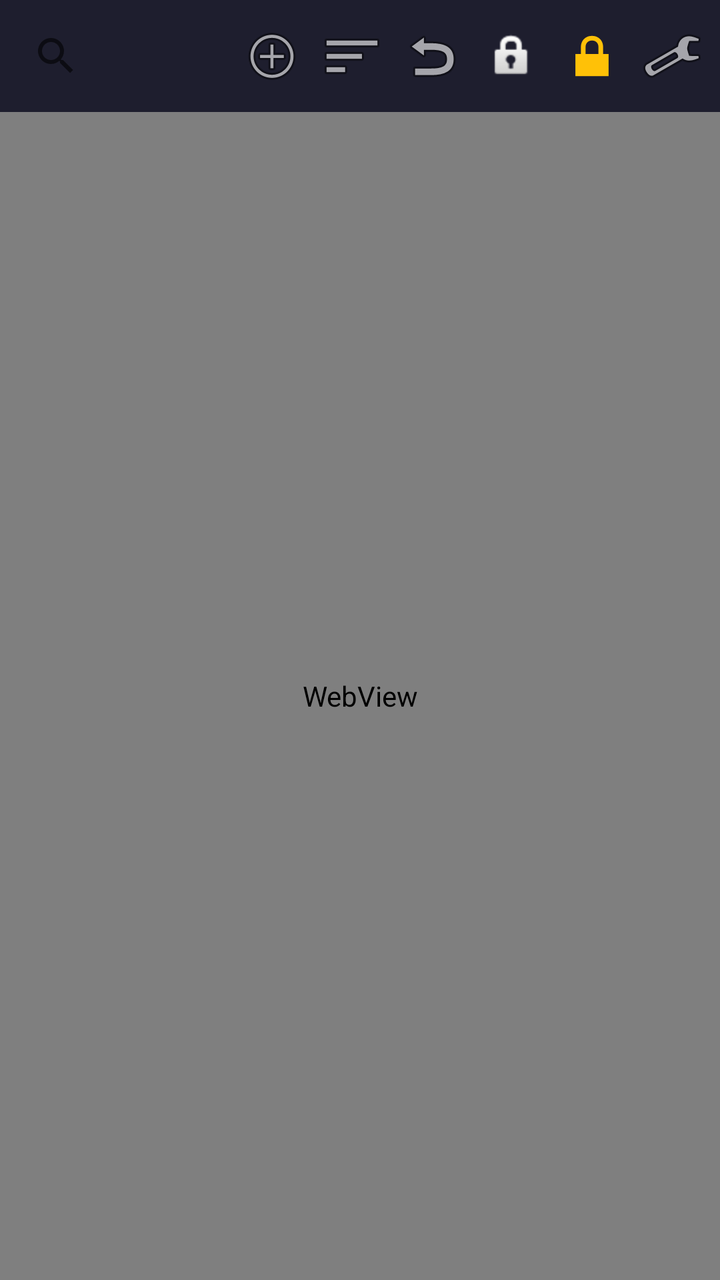
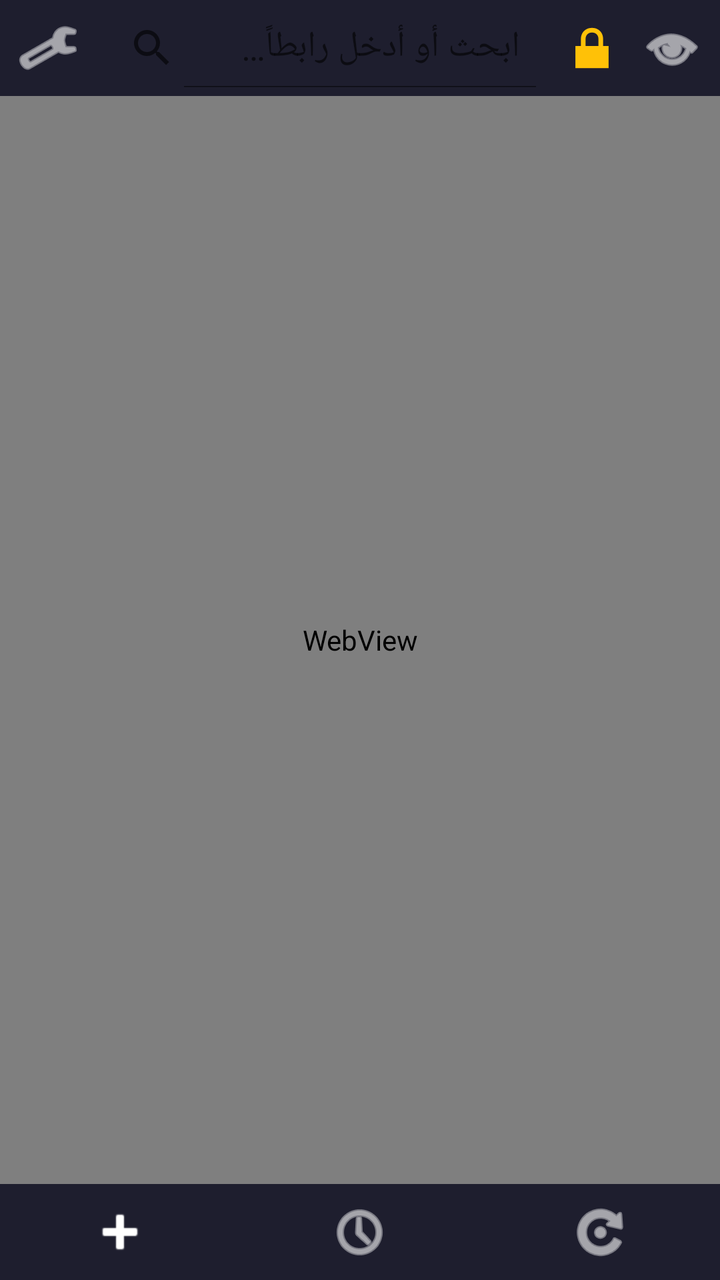

Two renders of the same Android screen: before a commit and after it. Below are the layout's source before the change and the commit's diff.
<!-- AndroidManifest.xml: application theme Theme.StarSyria -->
<!-- res/layout/activity_main.xml -->
<?xml version="1.0" encoding="utf-8"?>
<androidx.drawerlayout.widget.DrawerLayout
    xmlns:android="http://schemas.android.com/apk/res/android"
    xmlns:app="http://schemas.android.com/apk/res-auto"
    android:id="@+id/drawer_layout"
    android:layout_width="match_parent"
    android:layout_height="match_parent">

    <LinearLayout
        android:layout_width="match_parent"
        android:layout_height="match_parent"
        android:orientation="vertical">

        <LinearLayout
            android:id="@+id/toolbar_row"
            android:layout_width="match_parent"
            android:layout_height="wrap_content"
            android:orientation="horizontal"
            android:background="@color/toolbar_bg"
            android:padding="4dp"
            android:gravity="center_vertical">

            <androidx.appcompat.widget.SearchView
                android:id="@+id/search_bar"
                android:layout_width="0dp"
                android:layout_weight="1"
                android:layout_height="wrap_content"
                app:queryHint="@string/search_hint" />

            <ImageButton
                android:id="@+id/btn_new_tab"
                android:layout_width="40dp"
                android:layout_height="40dp"
                android:background="@android:color/transparent"
                android:src="@android:drawable/ic_menu_add"
                android:contentDescription="@string/new_tab" />

            <ImageButton
                android:id="@+id/btn_tabs"
                android:layout_width="40dp"
                android:layout_height="40dp"
                android:background="@android:color/transparent"
                android:src="@android:drawable/ic_menu_sort_by_size"
                android:contentDescription="@string/open_tabs" />

            <ImageButton
                android:id="@+id/btn_reopen_tab"
                android:layout_width="40dp"
                android:layout_height="40dp"
                android:background="@android:color/transparent"
                android:src="@android:drawable/ic_menu_revert"
                android:contentDescription="@string/reopen_closed_tab" />

            <ImageButton
                android:id="@+id/btn_incognito"
                android:layout_width="40dp"
                android:layout_height="40dp"
                android:background="@android:color/transparent"
                android:src="@android:drawable/ic_lock_idle_lock"
                android:contentDescription="@string/incognito_mode" />

            <ImageButton
                android:id="@+id/btn_vpn"
                android:layout_width="40dp"
                android:layout_height="40dp"
                android:background="@android:color/transparent"
                android:src="@android:drawable/ic_lock_lock"
                android:contentDescription="@string/vpn" />

            <ImageButton
                android:id="@+id/btn_settings"
                android:layout_width="40dp"
                android:layout_height="40dp"
                android:background="@android:color/transparent"
                android:src="@android:drawable/ic_menu_preferences"
                android:contentDescription="@string/settings_title" />
        </LinearLayout>

        <WebView
            android:id="@+id/webview"
            android:layout_width="match_parent"
            android:layout_height="0dp"
            android:layout_weight="1" />
    </LinearLayout>

    
    <androidx.recyclerview.widget.RecyclerView
        android:id="@+id/tabs_recycler"
        android:layout_width="280dp"
        android:layout_height="match_parent"
        android:layout_gravity="end"
        android:background="@color/drawer_bg"
        android:padding="8dp" />

</androidx.drawerlayout.widget.DrawerLayout>
<!-- resources referenced by this layout -->
<resources>
  <color name="drawer_bg">#F4F4F8</color>
  <color name="toolbar_bg">#1E1E2E</color>
  <string name="incognito_mode">التصفح الخفي</string>
  <string name="new_tab">تبويب جديد</string>
  <string name="open_tabs">التبويبات المفتوحة</string>
  <string name="reopen_closed_tab">استرجاع آخر تبويب مغلق</string>
  <string name="search_hint">ابحث أو أدخل رابطاً…</string>
  <string name="settings_title">الإعدادات</string>
  <string name="vpn">تفعيل VPN</string>
  <style name="Theme.StarSyria" parent="Theme.MaterialComponents.DayNight.NoActionBar">
          <item name="colorPrimary">@color/toolbar_bg</item>
          <item name="colorPrimaryDark">@color/toolbar_bg</item>
          <item name="colorAccent">@color/accent_star</item>
      </style>
  <color name="accent_star">#FFC107</color>
</resources>

<!-- the commit's change to res/layout/activity_main.xml (unified diff, before → after) -->
@@ -1,6 +1,5 @@
 <?xml version="1.0" encoding="utf-8"?>
-<androidx.drawerlayout.widget.DrawerLayout
-    xmlns:android="http://schemas.android.com/apk/res/android"
+<androidx.drawerlayout.widget.DrawerLayout xmlns:android="http://schemas.android.com/apk/res/android"
     xmlns:app="http://schemas.android.com/apk/res-auto"
     android:id="@+id/drawer_layout"
     android:layout_width="match_parent"
@@ -11,69 +10,48 @@
         android:layout_height="match_parent"
         android:orientation="vertical">
 
+        
         <LinearLayout
             android:id="@+id/toolbar_row"
             android:layout_width="match_parent"
             android:layout_height="wrap_content"
             android:orientation="horizontal"
-            android:background="@color/toolbar_bg"
-            android:padding="4dp"
-            android:gravity="center_vertical">
+            android:background="#1E1E2E"
+            android:gravity="center_vertical"
+            android:padding="4dp">
+
+            <ImageButton
+                android:id="@+id/btn_settings"
+                android:layout_width="40dp"
+                android:layout_height="40dp"
+                android:background="?attr/selectableItemBackgroundBorderless"
+                android:src="@android:drawable/ic_menu_preferences"
+                app:tint="#FFFFFF" />
 
             <androidx.appcompat.widget.SearchView
                 android:id="@+id/search_bar"
                 android:layout_width="0dp"
+                android:layout_height="40dp"
                 android:layout_weight="1"
-                android:layout_height="wrap_content"
-                app:queryHint="@string/search_hint" />
+                android:background="@android:color/transparent"
+                app:iconifiedByDefault="false"
+                app:queryHint="ابحث أو أدخل رابطاً…" />
 
             <ImageButton
-                android:id="@+id/btn_new_tab"
+                android:id="@+id/btn_vpn"
                 android:layout_width="40dp"
                 android:layout_height="40dp"
-                android:background="@android:color/transparent"
-                android:src="@android:drawable/ic_menu_add"
-                android:contentDescription="@string/new_tab" />
-
-            <ImageButton
-                android:id="@+id/btn_tabs"
-                android:layout_width="40dp"
-                android:layout_height="40dp"
-                android:background="@android:color/transparent"
-                android:src="@android:drawable/ic_menu_sort_by_size"
-                android:contentDescription="@string/open_tabs" />
-
-            <ImageButton
-                android:id="@+id/btn_reopen_tab"
-                android:layout_width="40dp"
-                android:layout_height="40dp"
-                android:background="@android:color/transparent"
-                android:src="@android:drawable/ic_menu_revert"
-                android:contentDescription="@string/reopen_closed_tab" />
+                android:background="?attr/selectableItemBackgroundBorderless"
+                android:src="@android:drawable/ic_lock_lock"
+                app:tint="#FFC107" />
 
             <ImageButton
                 android:id="@+id/btn_incognito"
                 android:layout_width="40dp"
                 android:layout_height="40dp"
-                android:background="@android:color/transparent"
-                android:src="@android:drawable/ic_lock_idle_lock"
-                android:contentDescription="@string/incognito_mode" />
-
-            <ImageButton
-                android:id="@+id/btn_vpn"
-                android:layout_width="40dp"
-                android:layout_height="40dp"
-                android:background="@android:color/transparent"
-                android:src="@android:drawable/ic_lock_lock"
-                android:contentDescription="@string/vpn" />
-
-            <ImageButton
-                android:id="@+id/btn_settings"
-                android:layout_width="40dp"
-                android:layout_height="40dp"
-                android:background="@android:color/transparent"
-                android:src="@android:drawable/ic_menu_preferences"
-                android:contentDescription="@string/settings_title" />
+                android:background="?attr/selectableItemBackgroundBorderless"
+                android:src="@android:drawable/ic_menu_view"
+                app:tint="#FFFFFF" />
         </LinearLayout>
 
         <WebView
@@ -81,6 +59,42 @@
             android:layout_width="match_parent"
             android:layout_height="0dp"
             android:layout_weight="1" />
+
+        
+        <LinearLayout
+            android:layout_width="match_parent"
+            android:layout_height="wrap_content"
+            android:orientation="horizontal"
+            android:background="#1E1E2E"
+            android:gravity="center">
+
+            <ImageButton
+                android:id="@+id/btn_new_tab"
+                android:layout_width="0dp"
+                android:layout_height="48dp"
+                android:layout_weight="1"
+                android:background="?attr/selectableItemBackgroundBorderless"
+                android:src="@android:drawable/ic_input_add"
+                app:tint="#FFFFFF" />
+
+            <ImageButton
+                android:id="@+id/btn_tabs"
+                android:layout_width="0dp"
+                android:layout_height="48dp"
+                android:layout_weight="1"
+                android:background="?attr/selectableItemBackgroundBorderless"
+                android:src="@android:drawable/ic_menu_recent_history"
+                app:tint="#FFFFFF" />
+
+            <ImageButton
+                android:id="@+id/btn_reopen_tab"
+                android:layout_width="0dp"
+                android:layout_height="48dp"
+                android:layout_weight="1"
+                android:background="?attr/selectableItemBackgroundBorderless"
+                android:src="@android:drawable/ic_menu_rotate"
+                app:tint="#FFFFFF" />
+        </LinearLayout>
     </LinearLayout>
 
     
@@ -89,7 +103,6 @@
         android:layout_width="280dp"
         android:layout_height="match_parent"
         android:layout_gravity="end"
-        android:background="@color/drawer_bg"
-        android:padding="8dp" />
+        android:background="#F4F4F8" />
 
 </androidx.drawerlayout.widget.DrawerLayout>
<!-- resource entries referenced after the edit -->
@@ -1,19 +1,11 @@
 <!-- resources referenced by this layout -->
 <resources>
-  <color name="drawer_bg">#F4F4F8</color>
-  <color name="toolbar_bg">#1E1E2E</color>
-  <string name="incognito_mode">التصفح الخفي</string>
-  <string name="new_tab">تبويب جديد</string>
-  <string name="open_tabs">التبويبات المفتوحة</string>
-  <string name="reopen_closed_tab">استرجاع آخر تبويب مغلق</string>
-  <string name="search_hint">ابحث أو أدخل رابطاً…</string>
-  <string name="settings_title">الإعدادات</string>
-  <string name="vpn">تفعيل VPN</string>
   <style name="Theme.StarSyria" parent="Theme.MaterialComponents.DayNight.NoActionBar">
           <item name="colorPrimary">@color/toolbar_bg</item>
           <item name="colorPrimaryDark">@color/toolbar_bg</item>
           <item name="colorAccent">@color/accent_star</item>
       </style>
+  <color name="toolbar_bg">#1E1E2E</color>
   <color name="accent_star">#FFC107</color>
 </resources>
 
